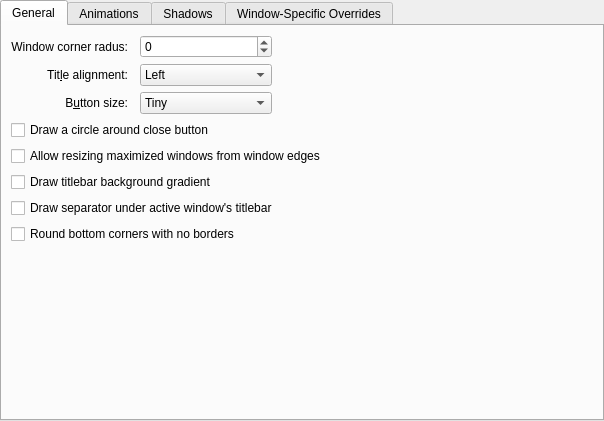
This is kdecoration/config/ui/darklyconfigurationui.ui in DeltaCopy/Darkly as Qt 5 draws it before an edit. The edited form follows.
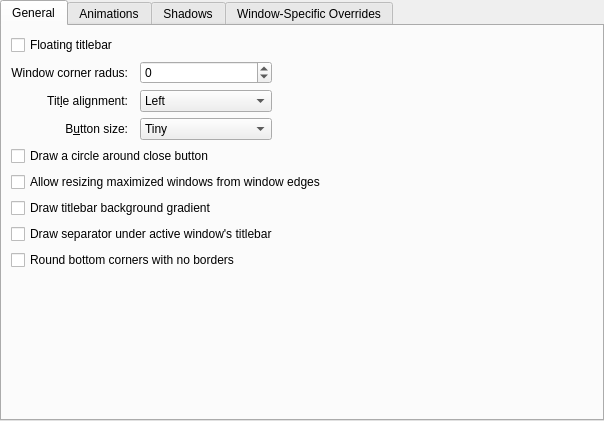
This is the edited form. Custom widgets are drawn as their Qt base class.

The edit to the form file:
```diff
--- a/kdecoration/config/ui/darklyconfigurationui.ui
+++ b/kdecoration/config/ui/darklyconfigurationui.ui
@@ -184,6 +184,13 @@
          </property>
         </widget>
        </item>
+       <item row="0" column="1">
+        <widget class="QCheckBox" name="floatingTitlebar">
+         <property name="text">
+          <string>Floating titlebar</string>
+         </property>
+        </widget>
+       </item>
       </layout>
      </widget>
      <widget class="QWidget" name="tab_2">
```
